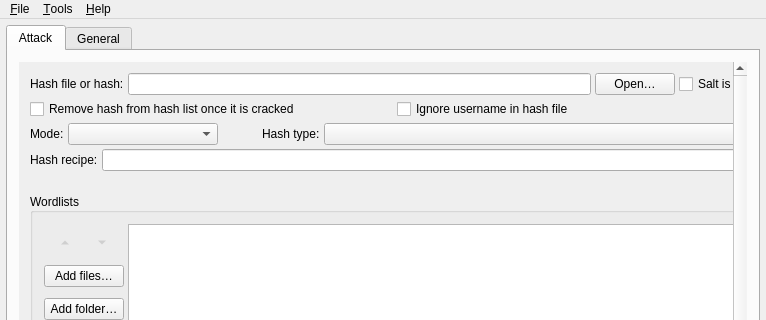
The window that src/mainwindow.ui (rgroesslinger/hashcat-gui) describes before a commit, drawn with Qt 5; both pictures show x 0 to 766 and y 0 to 320 of the 766 by 901 pixel window.
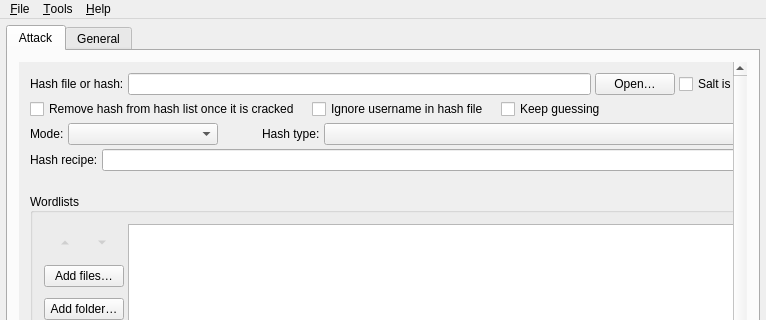
The same window after the commit.

Commit message:
Add keep-guessing, potfile path and increment inverse
Expose the three hashcat options in the form. Keep guessing is refused with
remove; the potfile path is omitted in association mode and when the potfile
is disabled; increment inverse collapses to -ii in short-parameter mode.

The edit to the form file:
```diff
--- a/src/mainwindow.ui
+++ b/src/mainwindow.ui
@@ -138,7 +138,7 @@
             <item>
              <layout class="QHBoxLayout" name="horizontalLayout_65">
               <property name="spacing">
-               <number>4</number>
+               <number>12</number>
               </property>
               <item>
                <widget class="QCheckBox" name="checkBox_remove">
@@ -160,6 +160,29 @@
                 </property>
                </widget>
               </item>
+              <item>
+               <widget class="QCheckBox" name="checkBox_keep_guessing">
+                <property name="toolTip">
+                 <string>Keep attacking a hash after it is cracked, to find further plains such as collisions. Cannot be combined with removing cracked hashes.</string>
+                </property>
+                <property name="text">
+                 <string>Keep guessing</string>
+                </property>
+               </widget>
+              </item>
+              <item>
+               <spacer name="horizontalSpacer_hash_flags">
+                <property name="orientation">
+                 <enum>Qt::Orientation::Horizontal</enum>
+                </property>
+                <property name="sizeHint" stdset="0">
+                 <size>
+                  <width>40</width>
+                  <height>20</height>
+                 </size>
+                </property>
+               </spacer>
+              </item>
              </layout>
             </item>
             <item>
```
Left out of the diff: 50 changed lines with no effect on the pictures. The commit also changes 30 other files.
